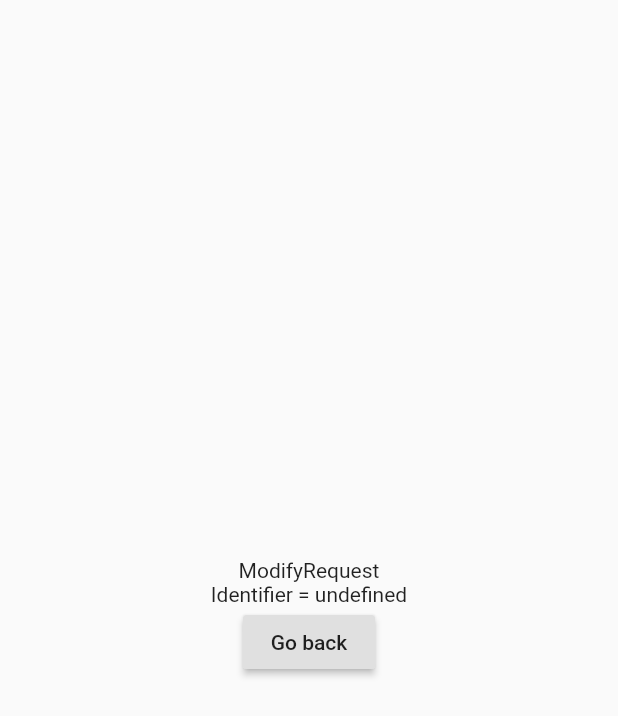
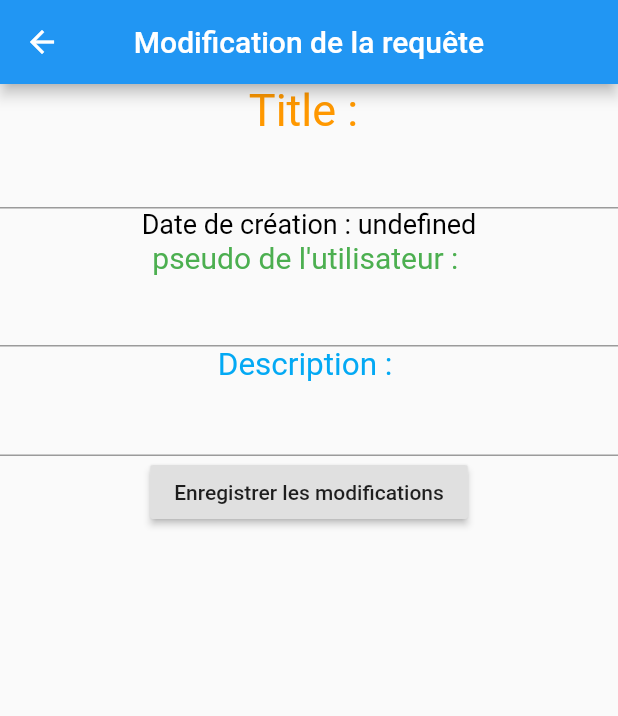
Before and after one commit to Mdennoun/wolcare, a Flutter app: the ModifyRequest screen opened directly, on a phone screen of 412 x 824 dp. Shown: the top 716 px of the screen. Run offline on Flutter 3.47's test engine with Material 2 defaults, Android fonts, the phone set to English and light mode, and no system bars.

Commit message:
corection de request fonctionnel

```diff
--- a/lib/ModifyRequest.dart
+++ b/lib/ModifyRequest.dart
@@ -1,32 +1,84 @@
 import 'package:flutter/material.dart';
+import 'package:wolcaire/DetailsRequest.dart';
+
+import 'api_services.dart';
 
 class ModifyRequest extends StatelessWidget {
   static const String routeName = "ModifyRequest";
 
-  final String identifier;
+  final String id;
+  final String title;
+  final String createAt;
+  final String pseudoUser;
+  final String idCreator;
+  final String description;
+  final String idVolunteer;
+
 
   const ModifyRequest({
-    this.identifier,
+    this.title,
+    this.id,
+    this.idVolunteer,
+    this.idCreator,
+    this.createAt,
+    this.pseudoUser,
+    this.description
   });
+
+
 
   @override
   Widget build(BuildContext context) {
     return Scaffold(
+      appBar: _buildBar(context),
       body: Center(
         child: Column(
-          mainAxisAlignment: MainAxisAlignment.center,
+
           children: <Widget>[
-            Text("ModifyRequest"),
-            Text("Identifier = ${identifier ?? 'undefined'}"),
+
+            Text("Title : ",
+              style: new TextStyle(fontSize: 30, color: Colors.orange),),
+            TextField(
+              controller: TextEditingController(text: title)
+            ),
+            Text("Date de création : ${createAt ?? 'undefined'}",
+                style: new TextStyle(fontSize: 18, color: Colors.black)),
+            Text("pseudo de l'utilisateur : ",
+            style: new TextStyle(fontSize: 20, color: Colors.green),),
+            TextField(
+                controller: TextEditingController(text: pseudoUser)
+            ),
+            Text("Description : ",
+            style: new TextStyle(fontSize: 21, color: Colors.lightBlue),),
+            TextField(
+                controller: TextEditingController(text: description)
+            ),
             RaisedButton(
-              child: Text("Go back"),
+              child: Text("Enregistrer les modifications"),
               onPressed: () {
+                _updateModification();
                 Navigator.of(context).pop();
+
+
               },
             ),
           ],
+
         ),
       ),
     );
   }
+
+  Widget _buildBar(BuildContext context) {
+    return new AppBar(
+      title: new Text("Modification de la requête"),
+      centerTitle: true,
+    );
+  }
+
+  void _updateModification () {
+    ApiServices services = new ApiServices();
+     services.modificationOfRequest(title,description, id);
+
+  }
 }
--- a/lib/request.dart
+++ b/lib/request.dart
@@ -2,9 +2,15 @@ class Request {
   final String id;
   final String title;
   final String createAt;
-  final String psuedoUser;
+  final String pseudoUser;
+  final String idCreator;
+  final String description;
+  final String idVolunteer;
 
-  Request(this.id, this.title, this.createAt, this.psuedoUser);
+
+
+
+  Request(this.id, this.title, this.createAt, this.pseudoUser, this.idCreator, this.description, this.idVolunteer);
 
   factory Request.fromJson(Map<String, dynamic> json) {
     return Request(
@@ -12,7 +18,13 @@ class Request {
       json["_id"],
       json["title"],
       json["createAt"],
-      json["datEnd"],
+      json["idCreator"],
+      json["psuedo"],
+      json["description"],
+      json["idVolunteer"]
+
+
+
     );
   }
 }
--- a/lib/request_item.dart
+++ b/lib/request_item.dart
@@ -1,9 +1,8 @@
 import 'package:flutter/material.dart';
 import 'package:wolcaire/request.dart';
-import 'package:wolcaire/user.dart';
-import 'package:wolcaire/workshop.dart';
 
-import 'ModifyRequest.dart';
+
+import 'DetailsRequest.dart';
 
 class RequestItem extends StatelessWidget {
   final Request request;
@@ -17,12 +16,17 @@ class RequestItem extends StatelessWidget {
   Widget build(BuildContext context) {
     return ListTile(
       leading: Icon(Icons.build),
-      title: Text("${request.title} ${request.psuedoUser}"),
+      title: Text("${request.title} ${request.pseudoUser}"),
       subtitle: Text(request.createAt),
       onTap: (){
     Navigator.push(
     context,
-    MaterialPageRoute(builder: (context) => ModifyRequest(identifier: request.id)),
+    MaterialPageRoute(builder: (context) => DetailsRequest(
+        id: request.id,
+        title: request.title,
+        description: request.description,
+        createAt: request.createAt,
+        pseudoUser: request.pseudoUser )),
     );
       }
       );
```
Also changed, not shown: lib/DetailsRequest.dart (added, +67 -0 lines), lib/api_services.dart (+23 -0 lines).
